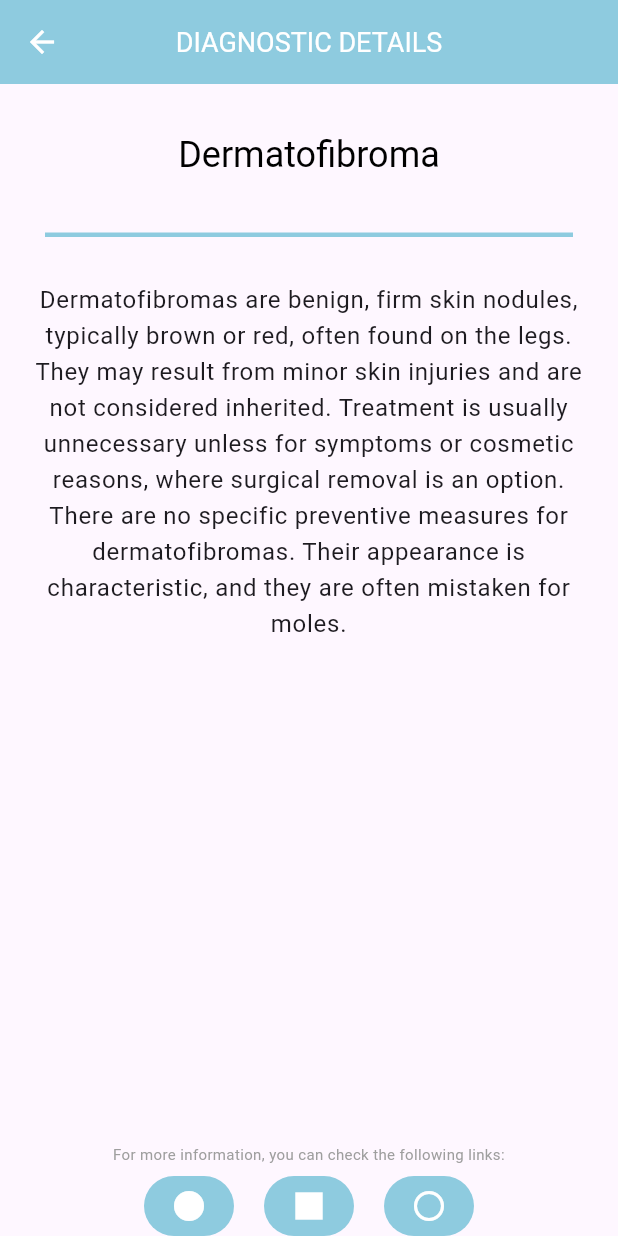
After one commit to AlexZinca/SkinLesionApp, a Flutter app: the DiagnosticsPage screen opened directly, after a tap on "Dermatofibroma", on a phone screen of 412 x 824 dp. The commit adds this screen. Run offline on Flutter 3.47's test engine with Material 3 defaults, Android fonts, the phone set to English and light mode, and no system bars; our stand-ins replace camera, cloud_firestore, email_validator, firebase_auth, firebase_core, firebase_storage and 5 more; accounts and stored records are empty.

Commit message:
Diagnostics page + medical history revised

```diff
--- /dev/null
+++ b/lib/pages/diagnostic_detail_page.dart
@@ -0,0 +1,205 @@
+import 'package:flutter/material.dart';
+import 'package:url_launcher/url_launcher.dart';
+
+class DiagnosticDetailPage extends StatelessWidget {
+  final String name;
+
+  String getDiseaseDescription(String diseaseName) {
+    final Map<String, String> descriptions = {
+      'Actinic keratoses and intraepithelial carcinoma / Bowen\'s disease':
+      'Actinic Keratoses (AK) are precancerous skin lesions caused by prolonged UV exposure, appearing as rough, scaly patches on sun-exposed areas. These lesions may progress to squamous cell carcinoma (SCC) if untreated. Bowen\'s disease, a form of SCC in situ, presents as a persistent red, scaly patch. Treatments include cryotherapy, topical chemotherapy, and photodynamic therapy. Prevention strategies emphasize sun protection. AK and Bowen\'s disease are not inherited but result from environmental damage. They signify the skin\'s response to UV damage and can vary in appearance from flat and scaly to slightly raised.',
+      'Basal cell carcinoma':
+      'Basal Cell Carcinoma (BCC) is the most frequent skin cancer, originating from basal cells in the epidermis. It manifests as pearly bumps, red patches, or open sores that fail to heal, mainly on sun-exposed areas. While not usually inherited, risk factors include fair skin and genetic predispositions. Treatments range from surgical excision, Mohs surgery, to topical medications and radiation therapy for non-operable cases. Preventive measures include rigorous sun protection. Early detection through regular skin checks is crucial for management.',
+      'Benign keratosis':
+      'Benign keratosis covers non-cancerous growths like seborrheic keratoses and actinic keratoses, appearing as brown, black, or light tan skin lesions. While generally not requiring treatment, options include cryotherapy, laser therapy, and surgical removal for discomfort or cosmetic reasons. Prevention of actinic keratoses involves sun protection. These growths are primarily due to aging and sun exposure, with a minor genetic component for seborrheic keratoses, suggesting a biological predisposition in some individuals.',
+      'Dermatofibroma':
+      'Dermatofibromas are benign, firm skin nodules, typically brown or red, often found on the legs. They may result from minor skin injuries and are not considered inherited. Treatment is usually unnecessary unless for symptoms or cosmetic reasons, where surgical removal is an option. There are no specific preventive measures for dermatofibromas. Their appearance is characteristic, and they are often mistaken for moles.',
+      'Melanoma':
+      'Melanoma is a serious form of skin cancer originating from melanocytes. It presents as a new dark spot or an existing mole that changes in color, shape, or size. Melanoma can be genetically predisposed, with mutations in specific genes increasing risk. Treatment options include surgical removal, immunotherapy, targeted therapy, chemotherapy, and radiation. Preventive measures focus on protecting skin from UV radiation and regular skin checks. Early detection significantly improves prognosis.',
+      'Melanocytic nevi':
+      'Commonly known as moles, melanocytic nevi are benign skin growths that vary in color from pink to dark brown. Most are acquired, though some are congenital. Rarely, they can evolve into melanoma, especially if there\'s a family history of skin cancer. Regular monitoring and dermatological evaluations are recommended. Preventive measures include sun protection to reduce the chance of moles becoming cancerous. They are usually removed surgically if they show signs of malignancy or for cosmetic reasons.',
+      'Vascular lesions':
+      'Vascular lesions, such as hemangiomas and port-wine stains, are abnormalities in blood vessels presenting as visible marks on the skin. Most are not inherited and appear spontaneously or shortly after birth. Treatment varies by type, including laser therapy, surgery, and sometimes medication for symptom management. Prevention is not applicable as most vascular lesions are congenital. Their appearance can range from small, flat areas to raised, bright red nodules.',
+    };
+
+    return descriptions[diseaseName] ??
+        'No description available for this disease.';
+  }
+
+  void _launchURL(String url) async {
+    final Uri _url = Uri.parse(url);
+    if (!await launchUrl(_url)) {
+      // Handle the error
+      print('Could not launch $url');
+    }
+  }
+
+
+
+  // Making diseaseLinks a compile-time constant
+  static const Map<String, List<String>> diseaseLinks = {
+    'Actinic keratoses and intraepithelial carcinoma / Bowen\'s disease': [
+      'https://www.mayoclinic.org/diseases-conditions/actinic-keratosis/diagnosis-treatment/drc-20354975',
+      'https://www.skincancer.org/skin-cancer-information/actinic-keratosis/',
+      // Replace with actual link
+      'https://www.aad.org/public/diseases/scaly-skin/actinic-keratosis',
+      // Replace with actual link
+    ],
+    'Basal cell carcinoma': [
+      'https://www.mayoclinic.org/diseases-conditions/basal-cell-carcinoma/symptoms-causes/syc-20370087',
+      'https://www.skincancer.org/skin-cancer-information/basal-cell-carcinoma/',
+      // Replace with actual link
+      'https://www.aad.org/public/diseases/skin-cancer/types/common/bcc',
+      // Replace with actual link
+    ],
+    // Add other diseases and their links
+    'Bening keratosis': [
+      'https://www.aad.org/public/diseases/a-z/seborrheic-keratoses-overview',
+      // Overview of seborrheic keratoses from the American Academy of Dermatology
+      'https://www.mayoclinic.org/diseases-conditions/seborrheic-keratosis/symptoms-causes/syc-20353878',
+      // Mayo Clinic's page on seborrheic keratosis
+      'https://www.skincancer.org/skin-cancer-information/seborrheic-keratoses/',
+      // Information on seborrheic keratoses from The Skin Cancer Foundation
+    ],
+
+    'Dermatofibroma': [
+      'https://www.dermnetnz.org/topics/dermatofibroma/',
+      // DermNet NZ offers a comprehensive guide on dermatofibroma
+      'https://www.aad.org/public/diseases/a-z/dermatofibroma',
+      // The American Academy of Dermatology's resource on dermatofibroma
+      'https://www.mayoclinic.org/diseases-conditions/dermatofibroma/symptoms-causes/syc-20371769',
+      // Mayo Clinic's overview of dermatofibroma
+    ],
+
+    'Melanoma': [
+      'https://www.skincancer.org/skin-cancer-information/melanoma/',
+      // The Skin Cancer Foundation's detailed guide on melanoma
+      'https://www.mayoclinic.org/diseases-conditions/melanoma/symptoms-causes/syc-20374884',
+      // Mayo Clinic's melanoma resource
+      'https://www.cancer.org/cancer/melanoma-skin-cancer.html',
+      // American Cancer Society's melanoma information page
+    ],
+
+    'Melanocytic nevi': [
+      'https://www.aad.org/public/diseases/a-z/moles',
+      // American Academy of Dermatology's resource on moles (melanocytic nevi)
+      'https://www.dermnetnz.org/topics/naevi/',
+      // DermNet NZ's comprehensive guide on melanocytic nevi
+      'https://www.mayoclinic.org/diseases-conditions/moles/symptoms-causes/syc-20375382',
+      // Mayo Clinic's overview of moles
+    ],
+
+    'Vascular lesions': [
+      'https://www.dermnetnz.org/topics/capillary-vascular-malformation/',
+      // DermNet NZ on capillary vascular malformations
+      'https://www.aad.org/public/diseases/a-z/birthmarks',
+      // American Academy of Dermatology on birthmarks (including vascular lesions)
+      'https://www.mayoclinic.org/diseases-conditions/hemangioma/symptoms-causes/syc-20352352',
+      // Mayo Clinic's resource on hemangiomas
+    ],
+  };
+
+  static final List<IconData> linkIcons = [
+    Icons.circle, // Icon for the first link
+    Icons.square, // Icon for the second link
+    Icons.circle_outlined, // Icon for the third link
+  ];
+
+  // Remove 'const' from the constructor since 'linkIcons' is now a static final
+  DiagnosticDetailPage({
+    Key? key,
+    required this.name,
+  }) : super(key: key);
+
+  @override
+  Widget build(BuildContext context) {
+    List<String> diseaseSpecificLinks = diseaseLinks[name] ?? [];
+    return Scaffold(
+      appBar: AppBar(
+        backgroundColor: Color.fromARGB(255, 94, 184, 209).withOpacity(0.7),
+        title: const Text('DIAGNOSTIC DETAILS',
+            style: TextStyle(fontSize: 18, color: Colors.white)),
+        centerTitle: true,
+        iconTheme: const IconThemeData(color: Colors.white),
+      ),
+      body: SingleChildScrollView(
+        child: Column(
+          children: [
+            SizedBox(height: 5),
+            Padding(
+              padding: const EdgeInsets.all(26.0),
+              child: Center(
+                child: Text(
+                  name,
+                  style: Theme.of(context).textTheme.headlineSmall?.copyWith(
+                    color: Colors.black, // Text color
+                  ),
+                  textAlign: TextAlign.center,
+                ),
+              ),
+            ),
+            SizedBox(height: 10),
+            Padding(
+              padding: EdgeInsets.fromLTRB(30.0, 0 , 30, 0 ), // Adjust this padding as needed
+              child: Container(
+                height: 3.0, // Height of the line
+                width: double.infinity, // Makes the line full width within the padding
+                color: Color.fromARGB(255, 94, 184, 209).withOpacity(0.7),// Color of the line
+
+              ),
+            ),
+            SizedBox(height: 30),
+            Padding(
+              padding: const EdgeInsets.symmetric(horizontal: 16.0),
+              child: Text(
+                getDiseaseDescription(name),
+                style: Theme.of(context).textTheme.bodyLarge,
+                textAlign: TextAlign.center,
+              ),
+            ),
+            //... Add any additional content you want on this page
+          ],
+        ),
+      ),
+      bottomNavigationBar: Column(
+        mainAxisSize: MainAxisSize.min, // This is needed to size the column to its children's size
+        children: [
+          Padding(
+            padding: EdgeInsets.symmetric(vertical: 8),
+            child: Text(
+              'For more information, you can check the following links:',
+              textAlign: TextAlign.center,
+              style: TextStyle(fontSize: 10, color: Colors.grey),
+            ),
+          ),
+          Container(
+            padding: EdgeInsets.only(bottom: MediaQuery.of(context).padding.bottom), // Safe area padding
+            color: Colors.transparent, // Transparent background color
+            child: Row(
+              mainAxisAlignment: MainAxisAlignment.center,
+              children: List.generate(diseaseSpecificLinks.length, (index) {
+                return GestureDetector(
+                  onTap: () => _launchURL(diseaseSpecificLinks[index]), // Use correct URL
+                  child: GestureDetector(
+                    onTap: () => _launchURL(diseaseSpecificLinks[index]),
+                    child: Container(
+                      width: 60,
+                      height: 40,
+                      margin: EdgeInsets.symmetric(horizontal: 10),// Adjusted width to accommodate the icon and padding
+                      padding: EdgeInsets.all(8), // Padding inside the container
+                      decoration: BoxDecoration(
+                        color: Color.fromARGB(255, 94, 184, 209).withOpacity(0.7),
+                        borderRadius: BorderRadius.circular(20),
+                      ),
+                      child: Icon(linkIcons[index], color: Colors.white, size: 24),
+                    ),
+                  ),
+                );
+              }),
+            ),
+          ),
+        ],
+      ),
+    );
+  }
+}
--- /dev/null
+++ b/lib/pages/diagnostics_page.dart
@@ -0,0 +1,137 @@
+import 'package:flutter/material.dart';
+
+import 'diagnostic_detail_page.dart';
+
+class DiagnosticsPage extends StatefulWidget {
+  const DiagnosticsPage({super.key});
+
+  @override
+  State<DiagnosticsPage> createState() => _DiagnosticsPageState();
+}
+
+class _DiagnosticsPageState extends State<DiagnosticsPage> {
+  final List<Map<String, String>> diagnostics = [
+    {
+      'id': '0',
+      'name': 'Actinic keratoses and intraepithelial carcinoma / Bowen\'s disease',
+    },
+    {
+      'id': '1',
+      'name': 'Basal cell carcinoma',
+    },
+    {
+      'id': '2',
+      'name': 'Benign keratosis',
+    },
+    {
+      'id': '3',
+      'name': 'Dermatofibroma',
+    },
+    {
+      'id': '4',
+      'name': 'Melanoma',
+    },
+    {
+      'id': '5',
+      'name': 'Melanocytic nevi',
+    },
+    {
+      'id': '6',
+      'name': 'Vascular lesions',
+    },
+  ];
+
+  @override
+  Widget build(BuildContext context) {
+    return Scaffold(
+      appBar: AppBar(
+        backgroundColor: Color.fromARGB(255, 94, 184, 209).withOpacity(0.7),
+        title: const Text('DIAGNOSTICS',
+            style: TextStyle(fontSize: 18, color: Colors.white)),
+        centerTitle: true,
+        iconTheme: const IconThemeData(color: Colors.white),
+      ),
+      body: SingleChildScrollView(
+        padding: const EdgeInsets.symmetric(horizontal: 16.0),
+          child: Column(
+              children: [
+              SizedBox(height: 30), // Space before the list starts
+          ...diagnostics.map((diagnostic) {
+          return Card(
+            margin: const EdgeInsets.only(bottom: 10.0),
+            shape: RoundedRectangleBorder(
+              borderRadius: BorderRadius.circular(16.0),
+            ),
+            child: Stack(
+              children: [
+                ListTile(
+                  contentPadding: EdgeInsets.symmetric(vertical: 10.0, horizontal: 25.0),
+                  title: Text(diagnostic['name']!),
+                  onTap: () {
+                    Navigator.push(
+                      context,
+                      MaterialPageRoute(
+                        builder: (context) => DiagnosticDetailPage(name: diagnostic['name']!),
+                      ),
+                    );
+                  },
+                ),
+                Positioned(
+                  top: 0,
+                  bottom: 0,
+                  right: 0,
+                  child: ClipPath(
+                    clipper: DiagonalClipper(),
+                    child: Container(
+                      width: 80, // Adjust the width of the blue area here
+                      color: Color.fromARGB(255, 94, 184, 209).withOpacity(0.7),
+                      child: Padding(
+                        padding: EdgeInsets.only(left: 30.0),
+                      child: Icon(Icons.arrow_forward_ios, size: 16.0, color: Colors.white),
+                    ),
+                    ),
+                  ),
+                ),
+              ],
+            ),
+          );
+        },
+      ),
+    ],
+    ),
+    ),
+    );
+  }
+}
+
+class DiagonalClipper extends CustomClipper<Path> {
+  // Assume the same radius as the card's border radius
+  final double borderRadius;
+
+  DiagonalClipper({this.borderRadius = 16.0});
+
+  @override
+  Path getClip(Size size) {
+    Path path = Path();
+
+    // Move to the point where the border radius on the top left begins
+    path.moveTo(borderRadius+40, 0);
+    // Create a line to the top right corner, minus the border radius to account for the rounded corner
+    path.lineTo(size.width - borderRadius, 0);
+    // Create an arc that mimics the top right rounded corner
+    path.quadraticBezierTo(size.width, 0, size.width, borderRadius);
+    // Create a line to the bottom right corner, minus the border radius to account for the rounded corner
+    path.lineTo(size.width, size.height - borderRadius);
+    // Create an arc that mimics the bottom right rounded corner
+    path.quadraticBezierTo(size.width, size.height, size.width - borderRadius, size.height);
+    // Create a line back to the start point, accounting for the bottom left corner's border radius
+    path.lineTo(borderRadius, size.height);
+    // Close the path. This will automatically create a straight line from the current point to the starting point
+    path.close();
+
+    return path;
+  }
+
+  @override
+  bool shouldReclip(CustomClipper<Path> oldClipper) => false;
+}
--- a/lib/pages/display_image.dart
+++ b/lib/pages/display_image.dart
@@ -84,13 +84,14 @@ class _DisplayPictureScreenState extends State<DisplayPictureScreen> {
 
   }
 
-  Future<void> _saveScanResult(String imageUrl, String scanResult) async {
+  Future<void> _saveScanResult(String imageUrl, String scanResult, String isCancerous) async {
     String userId = FirebaseAuth.instance.currentUser!.uid;
 
     await FirebaseFirestore.instance.collection('scanResults').add({
       'userId': userId,
       'imageUrl': imageUrl,
       'scanResult': scanResult,
+      'isCancerous': isCancerous,
       'timestamp': FieldValue.serverTimestamp(),
     });
   }
@@ -208,6 +209,7 @@ class _DisplayPictureScreenState extends State<DisplayPictureScreen> {
                                 displayImagePath,
                             ));
                           var disease = '';
+                          var diseaseR = '';
                           var response = await http.Response.fromStream(
                               await request.send());
 
@@ -223,40 +225,48 @@ class _DisplayPictureScreenState extends State<DisplayPictureScreen> {
                                 switch (messageValue) {
                                   case '0':
                                     disease =
-                                    'Actinic keratoses and intraepithelial carcinoma / Bowen"s disease\n Considered to be precancerous';
+                                    'Actinic keratoses and intraepithelial carcinoma / Bowen"s disease';
+                                    diseaseR = 'Considered to be precancerous';
                                     break; // The switch statement must be told to exit, or it will execute every case.
                                   case '1':
                                     disease =
-                                    'Basal cell carcinom\nConsidered to be the most common form of skin cancer';
+                                    'Basal cell carcinom';
+                                    diseaseR = 'Considered to be the most common form of skin cancer';
                                     break;
                                   case '2':
                                     disease =
-                                    'Benign keratosis\nNot considered cancerous ';
+                                    'Benign keratosis';
+                                    diseaseR = 'Not considered cancerous';
                                     break;
                                   case '3':
                                     disease =
-                                    'Dermatofibroma\nNot considered cancerous';
+                                    'Dermatofibroma';
+                                    diseaseR = 'Not considered cancerous';
                                     break;
                                   case '4':
                                     disease =
-                                    'Melanoma\nConsidered to be the most serious form of skin cancer';
+                                    'Melanoma';
+                                    diseaseR = 'Considered to be the most serious form of skin cancer';
                                     break;
                                   case '5':
                                     disease =
-                                    'Melanocytic nevi\nNot considered cancerous';
+                                    'Melanocytic nevi';
+                                    diseaseR = 'Not considered cancerous';
                                     break;
                                   case '6':
                                     disease =
-                                    'Vascular lesions\nNot considered cancerous';
+                                    'Vascular lesions';
+                                    diseaseR = 'Not considered cancerous';
                                     break;
                                   default:
                                     disease = 'Not cancerous';
+                                    diseaseR = "";
                                 }
 
                                 return AlertDialog(
                                   title: const Text('Script Result'),
                                   content: SingleChildScrollView(
-                                    child: Text(disease),
+                                    child: Text(disease +'\n'+diseaseR),
                                   ),
                                   actions: <Widget>[
                                     TextButton(
@@ -271,7 +281,7 @@ class _DisplayPictureScreenState extends State<DisplayPictureScreen> {
                             );
                             //var disease = _getDiseaseFromResponse(jsResponse['message'].toString());
                             String imageUrl = await _uploadImage(File(displayImagePath));
-                            await _saveScanResult(imageUrl, disease);
+                            await _saveScanResult(imageUrl, disease, diseaseR);
 
                           } else {
                             throw Exception('Failed to load prediction');
```
Also changed, not shown: lib/pages/main_page.dart (+29 -8 lines), lib/pages/medical_history.dart (+88 -17 lines).
